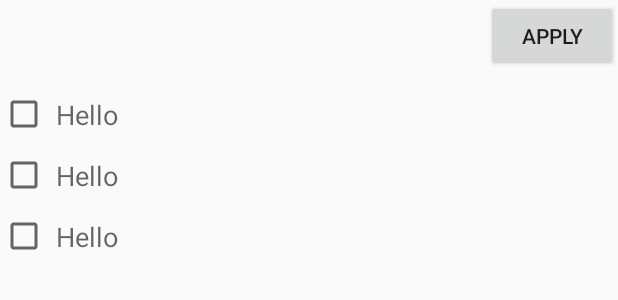
After one commit to santoshkumar1227/KotlinSamples, an Android app: the layout fragment_item_list_dialog.xml on its own in the app's theme, with its tools: preview values and no code run, on a phone screen of 412 x 824 dp. The commit adds this screen. Shown: the top 300 px of the screen. Run offline under Robolectric (Android 15) with nearby library versions, the phone set to English and light mode, and no system bars.

Commit message:
Language filed added to filter videos

```diff
--- a/Mytube/app/src/main/AndroidManifest.xml
+++ b/Mytube/app/src/main/AndroidManifest.xml
@@ -32,7 +32,7 @@
             android:parentActivityName=".dummy.activity.AllMixActivity"
             android:name=".dummy.activity.ShowTypeBasedVideosActivity"
             android:launchMode="singleTop" />
-        <service android:name=".dummy.ServiceToLoadVideosInBG"/>
+        <service android:name=".dummy.service.ServiceToLoadVideosInBG"/>
     </application>
 
 </manifest>
--- a/Mytube/app/src/main/java/com/example/santoshb/mytube/dummy/Commons.kt
+++ b/Mytube/app/src/main/java/com/example/santoshb/mytube/dummy/Commons.kt
@@ -3,7 +3,8 @@ package com.example.santoshb.mytube.dummy
 class Commons {
     companion object {
         val MAIN_URL = "https://script.google.com/macros/s/AKfycbwjrI2Qk1RXb9YMHNOpMYfpcqx2aQFMyapZCakQwSepxGf0MNuN/exec?id=10Fqk0RXvj58iLk4kLobHx3uy5hh9YrnQE3btz8yTAd0&sheet=Sheet1"
-        val trailer="Trailer"
-        val teaser="Teaser"
+        val trailer = "Trailer"
+        val teaser = "Teaser"
+        val language = "Language"
     }
 }
--- a/Mytube/app/src/main/java/com/example/santoshb/mytube/dummy/activity/SplashActivity.kt
+++ b/Mytube/app/src/main/java/com/example/santoshb/mytube/dummy/activity/SplashActivity.kt
@@ -13,8 +13,7 @@ import com.android.volley.toolbox.JsonObjectRequest
 import com.android.volley.toolbox.Volley
 import com.example.santoshb.mytube.R
 import com.example.santoshb.mytube.dummy.Commons
-import com.example.santoshb.mytube.dummy.ServiceToLoadVideosInBG
-import com.example.santoshb.mytube.dummy.model.Genre
+import com.example.santoshb.mytube.dummy.service.ServiceToLoadVideosInBG
 import com.example.santoshb.mytube.dummy.model.Video
 import io.realm.Realm
 import io.realm.kotlin.createObject
--- /dev/null
+++ b/Mytube/app/src/main/java/com/example/santoshb/mytube/dummy/model/ItemWithCheck.kt
@@ -0,0 +1,3 @@
+package com.example.santoshb.mytube.dummy.model
+
+data class ItemWithCheck(var title: String, var isChecked: Boolean = false)
--- a/Mytube/app/src/main/java/com/example/santoshb/mytube/dummy/model/Video.kt
+++ b/Mytube/app/src/main/java/com/example/santoshb/mytube/dummy/model/Video.kt
@@ -5,8 +5,9 @@ import io.realm.annotations.RealmClass
 import java.io.Serializable
 
 @RealmClass
-open class Video : RealmModel,Serializable {
+open class Video : RealmModel, Serializable {
     var id: String = ""
     var title: String = ""
     var type: String = ""
+    var language: String = ""
 }
--- /dev/null
+++ b/Mytube/app/src/main/res/drawable/ic_filter_list_black_24dp.xml
@@ -0,0 +1,5 @@
+<vector android:height="24dp" android:tint="#FFFFFF"
+    android:viewportHeight="24.0" android:viewportWidth="24.0"
+    android:width="24dp" xmlns:android="http://schemas.android.com/apk/res/android">
+    <path android:fillColor="#FF000000" android:pathData="M10,18h4v-2h-4v2zM3,6v2h18L21,6L3,6zM6,13h12v-2L6,11v2z"/>
+</vector>
--- /dev/null
+++ b/Mytube/app/src/main/res/layout/fragment_item_list_dialog.xml
@@ -0,0 +1,26 @@
+<?xml version="1.0" encoding="utf-8"?>
+<LinearLayout xmlns:android="http://schemas.android.com/apk/res/android"
+    xmlns:tools="http://schemas.android.com/tools"
+    android:layout_width="match_parent"
+    android:layout_height="match_parent"
+    android:orientation="vertical">
+
+    <Button
+        android:id="@+id/btnApply"
+        android:layout_width="wrap_content"
+        android:layout_height="wrap_content"
+        android:layout_gravity="end"
+        android:text="Apply" />
+
+    <android.support.v7.widget.RecyclerView xmlns:android="http://schemas.android.com/apk/res/android"
+        xmlns:tools="http://schemas.android.com/tools"
+        android:id="@+id/list"
+        android:layout_width="match_parent"
+        android:layout_height="wrap_content"
+        android:clipToPadding="false"
+        android:paddingBottom="@dimen/list_item_spacing_half"
+        android:paddingTop="@dimen/list_item_spacing_half"
+        tools:context="com.example.santoshb.mytube.dummy.fragment.ItemListDialogFragment"
+        tools:listitem="@layout/fragment_item_list_dialog_item" />
+
+</LinearLayout>
--- /dev/null
+++ b/Mytube/app/src/main/res/layout/fragment_item_list_dialog_item.xml
@@ -0,0 +1,26 @@
+<?xml version="1.0" encoding="utf-8"?>
+<LinearLayout xmlns:android="http://schemas.android.com/apk/res/android"
+    xmlns:tools="http://schemas.android.com/tools"
+    android:layout_width="match_parent"
+    android:layout_height="wrap_content"
+    android:orientation="horizontal">
+
+    <CheckBox
+        android:layout_gravity="center"
+        android:id="@+id/checkBox"
+        android:layout_width="wrap_content"
+        android:layout_height="wrap_content" />
+
+    <TextView
+        android:layout_gravity="center"
+        android:id="@+id/text"
+        android:layout_width="match_parent"
+        android:layout_height="wrap_content"
+        android:background="?attr/selectableItemBackground"
+        android:paddingBottom="@dimen/list_item_spacing_half"
+        android:paddingLeft="@dimen/_5dp"
+        android:paddingRight="@dimen/list_item_spacing"
+        android:paddingTop="@dimen/list_item_spacing_half"
+        android:textAppearance="@style/TextAppearance.AppCompat.Medium"
+        tools:text="Hello" />
+</LinearLayout>
--- a/Mytube/app/src/main/res/values/dimens.xml
+++ b/Mytube/app/src/main/res/values/dimens.xml
@@ -7,4 +7,8 @@
     <!-- Default screen margins, per the Android Design guidelines. -->
     <dimen name="activity_horizontal_margin">16dp</dimen>
     <dimen name="activity_vertical_margin">16dp</dimen>
+    <dimen name="list_item_spacing">16dp</dimen>
+    <dimen name="list_item_spacing_half">8dp</dimen>
+    <dimen name="_10dp">10dp</dimen>
+    <dimen name="_5dp">5dp</dimen>
 </resources>
--- a/Mytube/app/src/main/res/values/strings.xml
+++ b/Mytube/app/src/main/res/values/strings.xml
@@ -1,5 +1,5 @@
 <resources>
-    <string name="app_name">Mytube</string>
+    <string name="app_name">My Tube</string>
 
     <string name="apiKey">AIzaSyBTL0KgRRLXGztfJM8A79Wnw_uzXx0Hb8o</string>
 
@@ -13,4 +13,8 @@
     <string name="title_Promos">Promos</string>
     <string name="title_Teasers">Teasers</string>
     <string name="Trailers_Teasers">Trailers &amp; Teasers</string>
+
+    <item type="id" name="initialize" />
+    <item type="id" name="videoid"/>
+    <item type="id" name="thumbnailloader"/>
 </resources>
```
Also changed, not shown: Mytube/app/src/main/java/com/example/santoshb/mytube/dummy/activity/ShowTypeBasedVideosActivity.kt (+96 -5 lines), Mytube/app/src/main/java/com/example/santoshb/mytube/dummy/adapter/VideoViewAdapter.kt (+56 -22 lines), Mytube/app/src/main/java/com/example/santoshb/mytube/dummy/controller/MyApplication.kt (+12 -0 lines), Mytube/app/src/main/java/com/example/santoshb/mytube/dummy/fragment/ItemListDialogFragment.kt (added, +121 -0 lines), Mytube/app/src/main/java/com/example/santoshb/mytube/dummy/migrations/RealmMigrations.kt (added, +17 -0 lines), Mytube/app/src/main/java/com/example/santoshb/mytube/dummy/service/ServiceToLoadVideosInBG.kt (renamed from Mytube/app/src/main/java/com/example/santoshb/mytube/dummy/ServiceToLoadVideosInBG.kt, +7 -1 lines), Mytube/app/src/main/res/menu/menu_filter.xml (added, +9 -0 lines).
